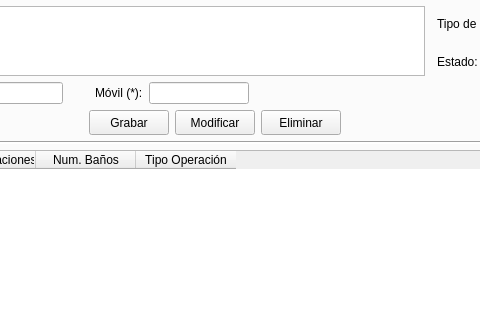
Qt form templates/venPrincipal.ui (BuaTeijeiro/ProyectoDI) before a commit; both pictures show x 385 to 865 and y 175 to 495 of the 1200 by 800 pixel window.
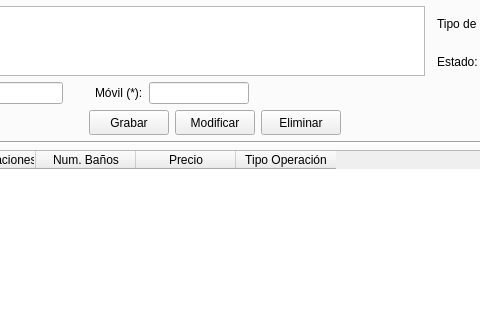
The same form after that commit. Icons and pictures are not drawn.

What changed in the file:
```diff
--- a/templates/venPrincipal.ui
+++ b/templates/venPrincipal.ui
@@ -1810,6 +1810,11 @@
             <string>Num. Baños</string>
            </property>
           </column>
+          <column>
+           <property name="text">
+            <string>Precio</string>
+           </property>
+          </column>
           <column>
            <property name="text">
             <string>Tipo Operación</string>
```
Left out of the diff: 6 changed lines with no effect on the pictures.
